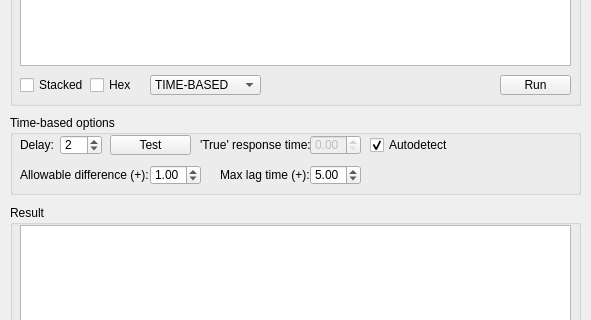
kaeso/enema, file gui/main/main.ui: the form before one commit; both pictures show x 0 to 591 and y 150 to 470 of the 1121 by 624 pixel window.
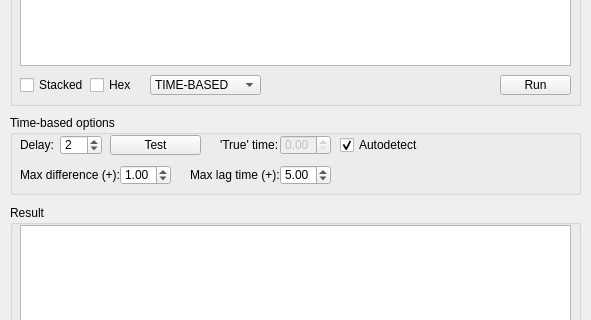
The form after the commit. The open tabs and pages were chosen to show the change.

Patch:
```diff
--- a/gui/main/main.ui
+++ b/gui/main/main.ui
@@ -721,7 +721,7 @@
        </property>
        <property name="geometry">
         <rect>
-         <x>300</x>
+         <x>270</x>
          <y>20</y>
          <width>51</width>
          <height>20</height>
@@ -743,20 +743,20 @@
       <widget class="QLabel" name="trueTimeLabel">
        <property name="geometry">
         <rect>
-         <x>190</x>
+         <x>210</x>
          <y>20</y>
-         <width>111</width>
+         <width>61</width>
          <height>20</height>
         </rect>
        </property>
        <property name="text">
-        <string>'True' response time:</string>
+        <string>'True' time:</string>
        </property>
       </widget>
       <widget class="QCheckBox" name="isAuto">
        <property name="geometry">
         <rect>
-         <x>360</x>
+         <x>330</x>
          <y>20</y>
          <width>81</width>
          <height>20</height>
@@ -772,7 +772,7 @@
       <widget class="QDoubleSpinBox" name="differenceBox">
        <property name="geometry">
         <rect>
-         <x>140</x>
+         <x>110</x>
          <y>50</y>
          <width>51</width>
          <height>20</height>
@@ -796,18 +796,18 @@
         <rect>
          <x>10</x>
          <y>50</y>
-         <width>131</width>
+         <width>111</width>
          <height>20</height>
         </rect>
        </property>
        <property name="text">
-        <string>Allowable difference (+):</string>
+        <string>Max difference (+):</string>
        </property>
       </widget>
       <widget class="QLabel" name="lagLabel">
        <property name="geometry">
         <rect>
-         <x>210</x>
+         <x>180</x>
          <y>50</y>
          <width>91</width>
          <height>20</height>
@@ -822,7 +822,7 @@
         <rect>
          <x>100</x>
          <y>20</y>
-         <width>81</width>
+         <width>91</width>
          <height>20</height>
         </rect>
        </property>
@@ -833,7 +833,7 @@
       <widget class="QDoubleSpinBox" name="lagBox">
        <property name="geometry">
         <rect>
-         <x>300</x>
+         <x>270</x>
          <y>50</y>
          <width>51</width>
          <height>20</height>
```
